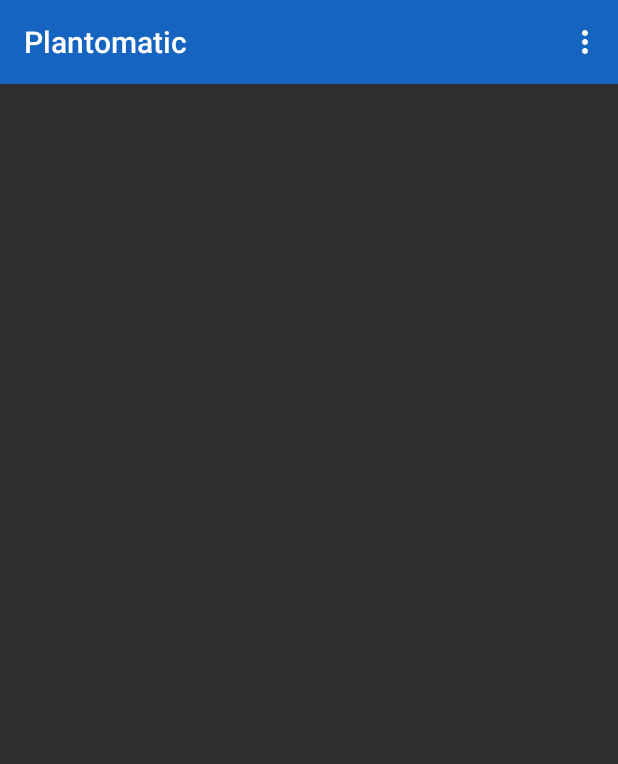
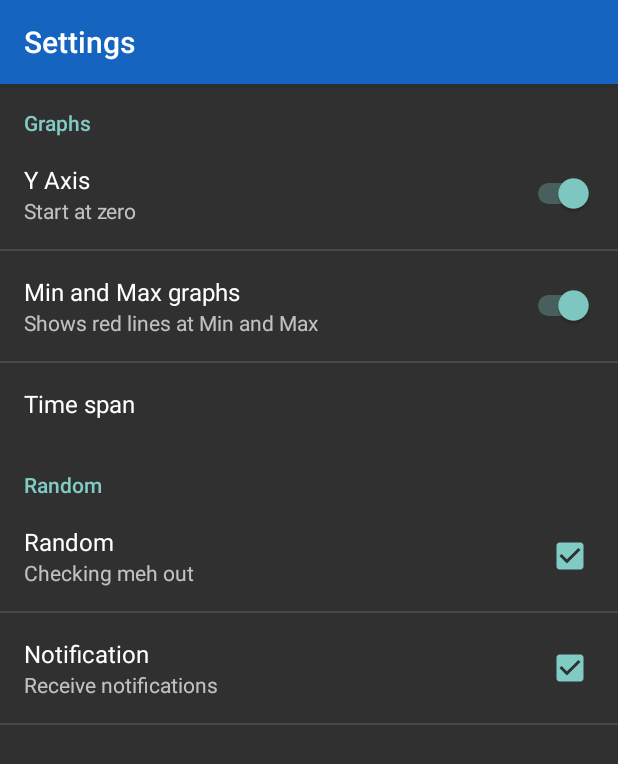
Before and after one commit to cassshh/ProjectPlant, an Android app: the screen it shows after launch (MyActivity before the commit, SettingsActivity after it), in the options menu, after a tap on "Settings", on a phone screen of 412 x 824 dp. Shown: the top 764 px of the screen. Run offline under Robolectric (Android 15) with nearby library versions, the phone set to English and light mode, and no system bars; network calls fail.

Commit message:
Android App
Notifications & Settings

```diff
--- a/Android/app/src/main/java/com/casnetwork/android/MyActivity.java
+++ b/Android/app/src/main/java/com/casnetwork/android/MyActivity.java
@@ -1,29 +1,21 @@
 package com.casnetwork.android;
 
 import android.app.Activity;
+import android.app.Notification;
+import android.app.NotificationManager;
+import android.app.PendingIntent;
+import android.app.TaskStackBuilder;
 import android.content.Context;
 import android.content.Intent;
-import android.graphics.Canvas;
 import android.graphics.Color;
-import android.graphics.ColorFilter;
-import android.graphics.LightingColorFilter;
-import android.graphics.drawable.Drawable;
-import android.os.AsyncTask;
-import android.support.v7.app.ActionBarActivity;
 import android.os.Bundle;
+import android.support.v4.app.NotificationCompat;
 import android.support.v7.widget.CardView;
-import android.util.JsonReader;
 import android.util.Log;
-import android.view.DragEvent;
-import android.view.LayoutInflater;
 import android.view.Menu;
 import android.view.MenuInflater;
 import android.view.MenuItem;
-import android.view.MotionEvent;
 import android.view.View;
-import android.view.ViewGroup;
-import android.widget.EditText;
-import android.widget.FrameLayout;
 import android.widget.LinearLayout;
 import android.widget.ProgressBar;
 import android.widget.TextView;
@@ -32,15 +24,6 @@ import android.widget.Toast;
 import org.json.JSONArray;
 import org.json.JSONException;
 import org.json.JSONObject;
-import org.w3c.dom.Text;
-
-import java.io.BufferedReader;
-import java.io.IOException;
-import java.io.InputStream;
-import java.io.InputStreamReader;
-import java.io.Reader;
-import java.net.URL;
-import java.nio.charset.Charset;
 
 
 public class MyActivity extends Activity {
@@ -55,6 +38,29 @@ public class MyActivity extends Activity {
         linearLayout = (LinearLayout) findViewById(R.id.layout);
         //getActionBar().setDisplayHomeAsUpEnabled(true);
         new JsonData(this, "http://casnetwork.tk/plant/data.php").execute();
+
+        startService(new Intent(this, UpdateServiceManager.class));
+        //Log.d("Main", "OnCreate");
+
+        /*NotificationCompat.Builder mBuilder =
+                new NotificationCompat.Builder(this)
+                        .setSmallIcon(R.drawable.ic_action_search)
+                        .setContentTitle("My notification")
+                        .setContentText("Hello World!");
+        Intent resultIntent = new Intent(this, SettingsActivity.class);
+        TaskStackBuilder stackBuilder = TaskStackBuilder.create(this);
+        stackBuilder.addParentStack(SettingsActivity.class);
+        stackBuilder.addNextIntent(resultIntent);
+        PendingIntent resultPendingIntent =
+                stackBuilder.getPendingIntent(
+                        0,
+                        PendingIntent.FLAG_UPDATE_CURRENT
+                );
+        mBuilder.setContentIntent(resultPendingIntent);
+        NotificationManager mNotificationManager =
+                (NotificationManager) getSystemService(Context.NOTIFICATION_SERVICE);
+        mNotificationManager.notify(0, mBuilder.build());*/
+
     }
 
     @Override
@@ -81,10 +87,32 @@ public class MyActivity extends Activity {
                 return true;
             case R.id.action_settings:
                 //openSettings();
+                Intent i = new Intent(MyActivity.this, SettingsActivity.class);
+                startActivity(i);
                 return true;
             default:
                 return super.onOptionsItemSelected(item);
         }
+    }
+
+    public void createNotification(View view) {
+        // Prepare intent which is triggered if the
+        // notification is selected
+        Intent intent = new Intent(this, MyActivity.class);
+        PendingIntent pIntent = PendingIntent.getActivity(this, 0, intent, 0);
+
+        // Build notification
+        // Actions are just fake
+        Notification noti = new Notification.Builder(this)
+                .setContentTitle("Plantomatic")
+                .setContentText("Click here to read").setSmallIcon(R.drawable.ic_action_search)
+                .setContentIntent(pIntent)
+                .build();
+        NotificationManager notificationManager = (NotificationManager) getSystemService(NOTIFICATION_SERVICE);
+        // hide the notification after its selected
+        noti.flags |= Notification.FLAG_AUTO_CANCEL;
+
+        notificationManager.notify(0, noti);
     }
 
     /*public void sendMessage(View view){
@@ -170,22 +198,6 @@ public class MyActivity extends Activity {
                                 new ProgressBarStatus(pbLight, minLight, maxLight, light).setProgressBar();
                                 new ProgressBarStatus(pbMoist, minMoist, maxMoist, moist).setProgressBar();
 
-
-                                /*pbTemp.setProgress(temp);
-                                if(temp <= maxTemp){
-                                    Drawable drawable = pbTemp.getProgressDrawable();
-                                    drawable.setColorFilter(new LightingColorFilter(0xFF000000, Color.parseColor("#90CAF9")));
-                                }
-                                pbLight.setProgress(light);
-                                if(light >= maxLight){
-                                    Drawable drawable = pbLight.getProgressDrawable();
-                                    drawable.setColorFilter(new LightingColorFilter(0xFF000000, 0XFFFFFF00));
-                                }
-                                pbMoist.setProgress(moist);
-                                if(moist >= maxMoist){
-                                    Drawable drawable = pbMoist.getProgressDrawable();
-                                    drawable.setColorFilter(new LightingColorFilter(0xFF000000, 0XFFFFFF00));
-                                }*/
                             } catch (JSONException e) {
                             }
                         }
--- /dev/null
+++ b/Android/app/src/main/java/com/casnetwork/android/SettingsActivity.java
@@ -0,0 +1,22 @@
+package com.casnetwork.android;
+
+import android.app.Activity;
+import android.os.Bundle;
+import android.preference.PreferenceActivity;
+
+/**
+ * Created by Cas on 8-6-2015.
+ */
+public class SettingsActivity extends Activity{
+
+    @Override
+    protected void onCreate(Bundle savedInstanceState) {
+        super.onCreate(savedInstanceState);
+
+        // Display the fragment as the main content.
+        getFragmentManager().beginTransaction()
+                .replace(android.R.id.content, new SettingsFragment())
+                .commit();
+    }
+
+}
--- /dev/null
+++ b/Android/app/src/main/java/com/casnetwork/android/SettingsFragment.java
@@ -0,0 +1,17 @@
+package com.casnetwork.android;
+
+import android.os.Bundle;
+import android.preference.PreferenceFragment;
+
+/**
+ * Created by Cas on 8-6-2015.
+ */
+public class SettingsFragment extends PreferenceFragment {
+    @Override
+    public void onCreate(Bundle savedInstanceState) {
+        super.onCreate(savedInstanceState);
+
+        // Load the preferences from an XML resource
+        addPreferencesFromResource(R.xml.preferences);
+    }
+}
--- /dev/null
+++ b/Android/app/src/main/res/values/array.xml
@@ -0,0 +1,14 @@
+<?xml version="1.0" encoding="utf-8"?>
+<resources>
+    <string-array name="time">
+        <item>1 hour</item>
+        <item>1 day</item>
+        <item>1 week</item>
+    </string-array>
+    <string-array name="timeVal">
+        <item>1</item>
+        <item>2</item>
+        <item>3</item>
+    </string-array>
+
+</resources>
--- /dev/null
+++ b/Android/app/src/main/res/xml/preferences.xml
@@ -0,0 +1,45 @@
+<?xml version="1.0" encoding="utf-8"?>
+<PreferenceScreen xmlns:android="http://schemas.android.com/apk/res/android"
+    android:layout_width="match_parent"
+    android:layout_height="match_parent">
+
+    <PreferenceCategory android:title="Graphs">
+
+        <SwitchPreference
+            android:defaultValue="true"
+            android:key="pref_start_zero"
+            android:summary="Start at zero"
+            android:title="Y Axis" />
+
+        <SwitchPreference
+            android:defaultValue="true"
+            android:key="pref_min_max"
+            android:summary="Shows red lines at Min and Max"
+            android:title="Min and Max graphs" />
+
+        <ListPreference
+            android:defaultValue="1"
+            android:dependency="pref_time_span"
+            android:dialogTitle="X Axis"
+            android:entries="@array/time"
+            android:entryValues="@array/timeVal"
+            android:key="pref_time_span"
+            android:title="Time span" />
+
+    </PreferenceCategory>
+    <PreferenceCategory android:title="Random">
+
+        <CheckBoxPreference
+            android:defaultValue="true"
+            android:key="pref_ran"
+            android:summary="Checking meh out"
+            android:title="Random" />
+
+        <CheckBoxPreference
+            android:defaultValue="true"
+            android:key="pref_notify"
+            android:summary="Receive notifications"
+            android:title="Notification" />
+
+    </PreferenceCategory>
+</PreferenceScreen>
```
Also changed, not shown: Android/app/src/main/AndroidManifest.xml (+20 -4 lines), Android/app/src/main/java/com/casnetwork/android/DisplayMessageActivity.java (+101 -42 lines), Android/app/src/main/java/com/casnetwork/android/UpdateServiceManager.java (added, +106 -0 lines).
